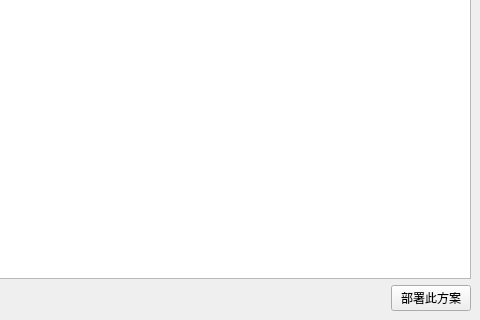
This is UI/AutoConfig.ui in gfdgd-xi/deep-wine-runner as Qt 5 draws it before an edit; both pictures show x 320 to 800 and y 280 to 600 of the 800 by 600 pixel window. The edited form follows.
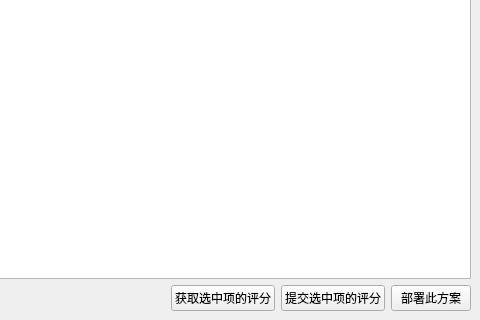
This is the edited form.

Commit message: ※7、容器自动配置脚本支持评分功能

```diff
--- a/UI/AutoConfig.ui
+++ b/UI/AutoConfig.ui
@@ -54,6 +54,20 @@
         </property>
        </spacer>
       </item>
+      <item>
+       <widget class="QPushButton" name="getFen">
+        <property name="text">
+         <string>获取选中项的评分</string>
+        </property>
+       </widget>
+      </item>
+      <item>
+       <widget class="QPushButton" name="uploadFen">
+        <property name="text">
+         <string>提交选中项的评分</string>
+        </property>
+       </widget>
+      </item>
       <item>
        <widget class="QPushButton" name="runBotton">
         <property name="text">
```
Left out of the diff: 2 changed lines with no effect on the pictures. The commit also changes 4 other files.
